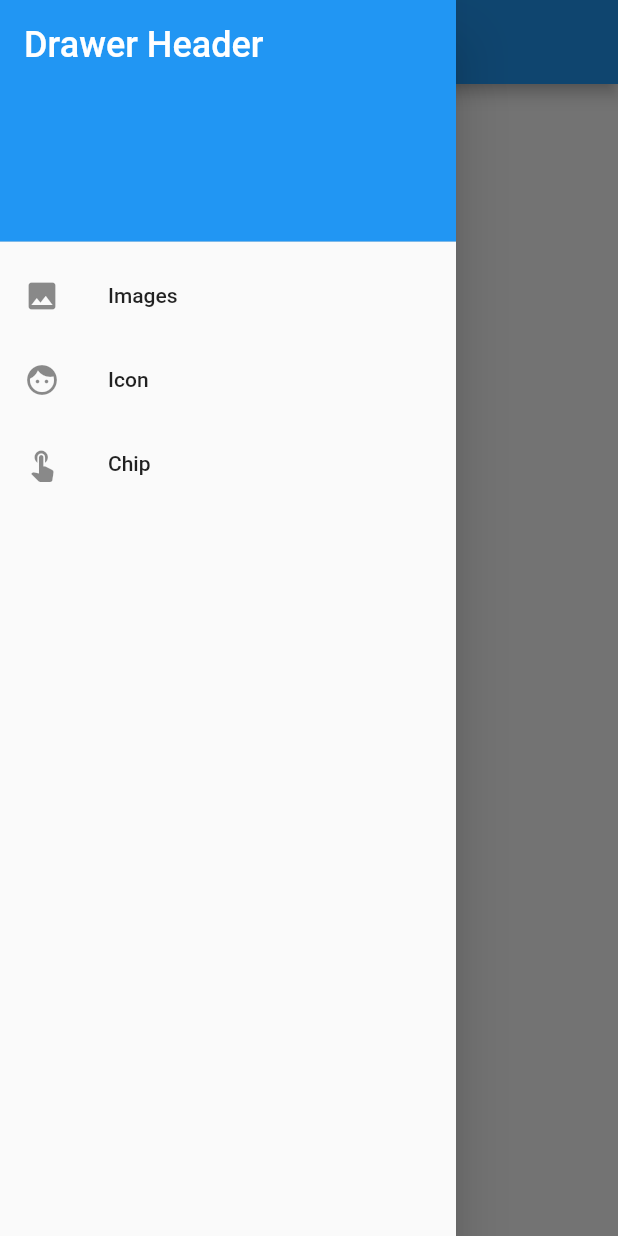
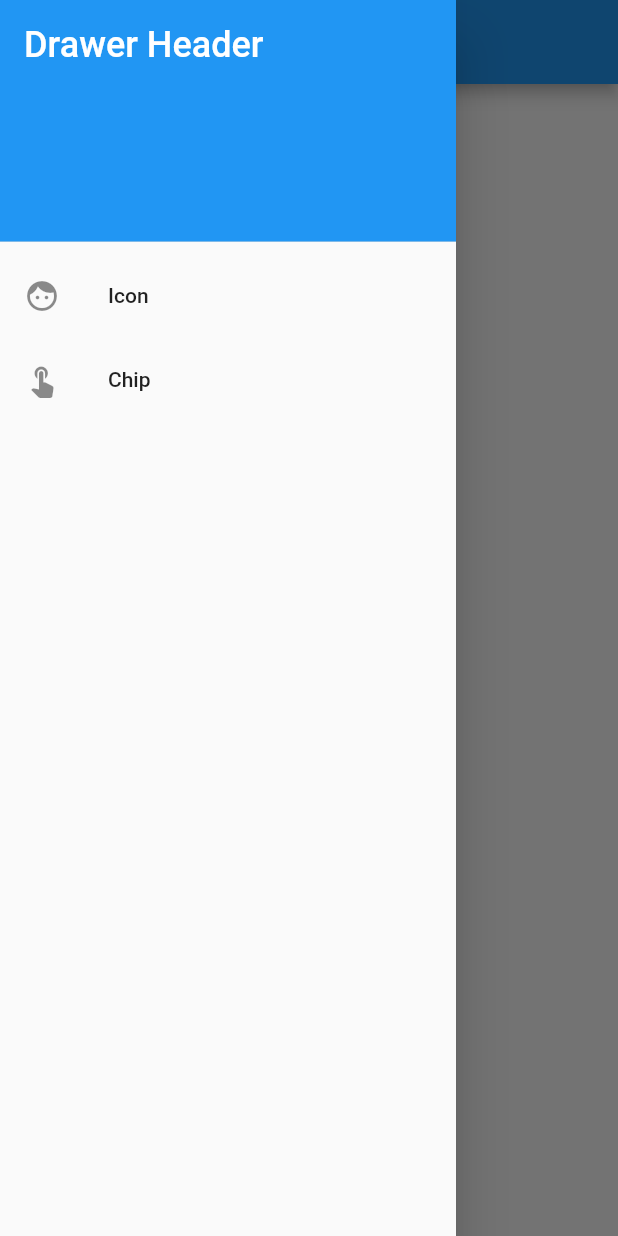
Before and after one commit to abrahamescobar17/DSW21a_escobar, a Flutter app: the screen it shows after launch, with the side drawer open, on a phone screen of 412 x 824 dp. Run offline on Flutter 3.47's test engine with Material 2 defaults, Android fonts, the phone set to English and light mode, and no system bars.

Commit message:
el chip dirige ala carpeta images

```diff
--- a/lib/main.dart
+++ b/lib/main.dart
@@ -1,7 +1,7 @@
 import 'package:dsw21a_escobar/pages/Chip.dart';
 import 'package:dsw21a_escobar/pages/Icon.dart';
 import 'package:flutter/material.dart';
-import 'pages/images.dart';
+
 import 'package:dsw21a_escobar/pages/Icon.dart';
 import 'package:dsw21a_escobar/pages/Chip.dart';
 
@@ -48,16 +48,7 @@
                 ),
               ),
             ),
-            ListTile(
-              leading: Icon(Icons.image),
-              title: Text('Images'),
-              onTap: () {
-                Navigator.push(
-                  context,
-                  MaterialPageRoute(builder: (context) => ImagesPage()),
-                );
-              },
-            ),
+
             ListTile(
               leading: Icon(Icons.face),
               title: Text('Icon'),
--- a/lib/pages/images.dart
+++ b/lib/pages/images.dart
@@ -16,7 +16,7 @@ class ImagesPage extends StatelessWidget {
             Row(
               mainAxisAlignment: MainAxisAlignment.center,
               children: [
-                _buildImage('images/1.jpg', size: 120),
+                _buildImage('images/1.jpg', size: 0),
                 SizedBox(width: 10),
                 _buildImage('images/2.jpg', size: 120),
                 SizedBox(width: 10),
```
Also changed, not shown: lib/pages/Chip.dart (+12 -2 lines).
